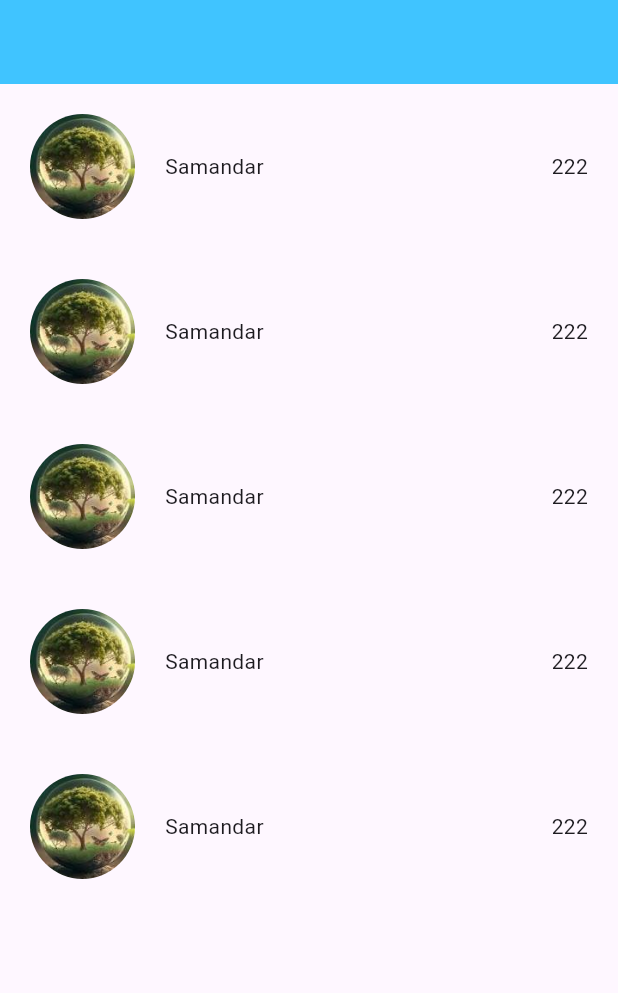
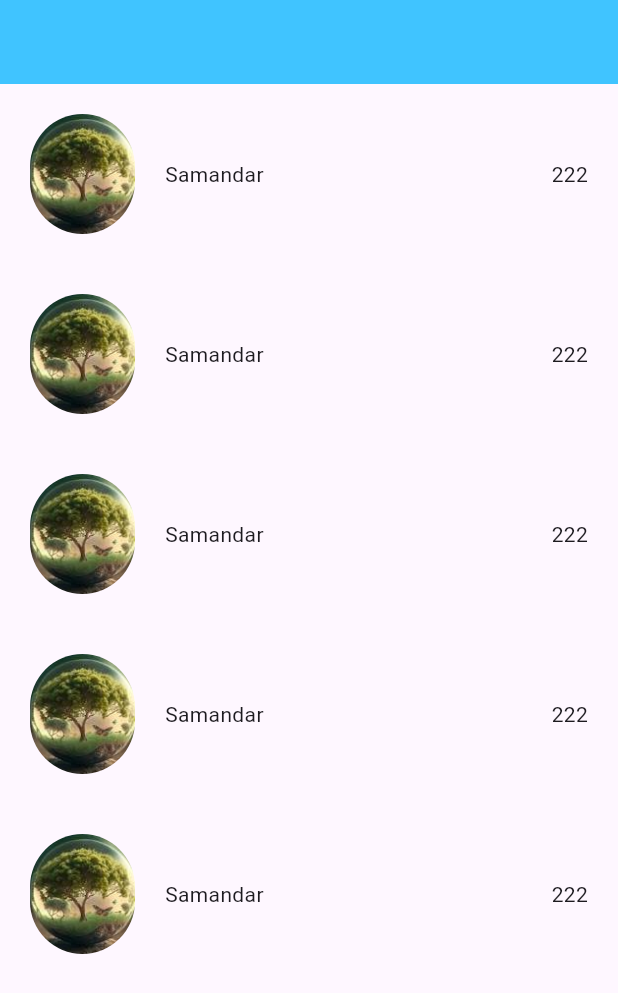
Before and after one commit to samandarhamroqulov1/container, a Flutter app: the screen it shows after launch, on a phone screen of 412 x 824 dp. Shown: the top 993 px of the screen. Run offline on Flutter 3.47's test engine with Material 2 defaults, Android fonts, the phone set to English and light mode, and no system bars.

Commit message:
upload ui h=80

```diff
--- a/lib/new_Page.dart
+++ b/lib/new_Page.dart
@@ -37,7 +37,7 @@ class _SecondPageState extends State<SecondPage> {
               Container(
 
 
-                  height: 70,
+                  height: 80,
                   width: 70,
                   decoration: BoxDecoration(
                     borderRadius: BorderRadius.circular(40),
```
